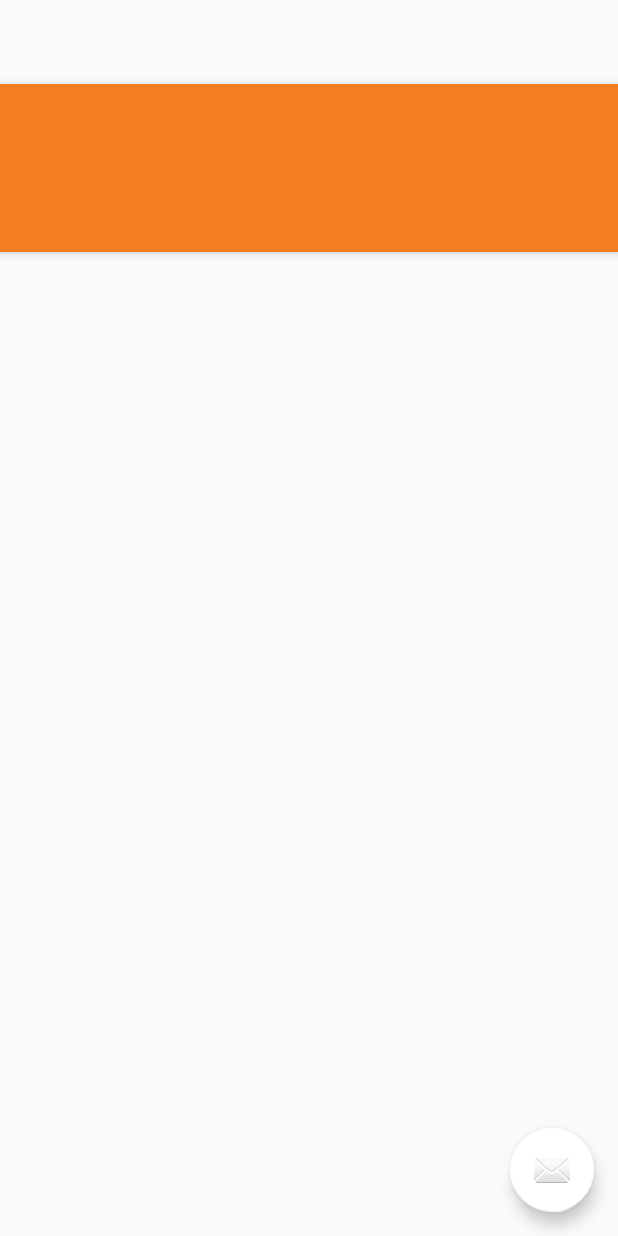
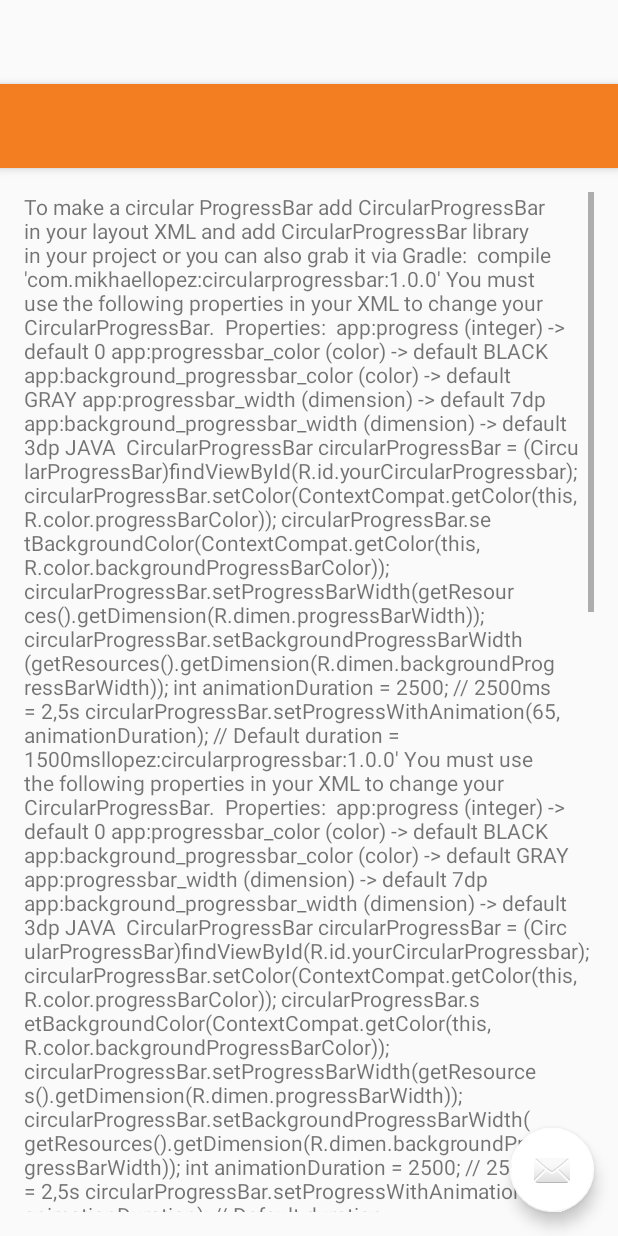
Before and after one commit to MrClan/ntf1, an Android app: the layout activity_dialogtest.xml on its own in the app's theme, with its tools: preview values and no code run, on a phone screen of 412 x 824 dp. Run offline under Robolectric (Android 15) with nearby library versions, the phone set to English and light mode, and no system bars.

Commit message:
Added a test Activity inside a dialog

```diff
--- a/src/main/java/com/apptivators/ntcore/Dashboard.java
+++ b/src/main/java/com/apptivators/ntcore/Dashboard.java
@@ -3,7 +3,6 @@ package com.apptivators.ntcore;
 import android.support.v4.view.ViewPager;
 import android.support.v7.app.AppCompatActivity;
 import android.os.Bundle;
-
 import com.apptivators.ntcore.Utils.U;
 import com.astuetz.PagerSlidingTabStrip;
 
@@ -26,8 +25,5 @@ public class Dashboard extends AppCompatActivity {
         tabsStrip.setShouldExpand(true);
         tabsStrip.setViewPager(viewPager);
         tabsStrip.setShouldExpand(false);
-
-
-
     }
 }
--- a/src/main/java/com/apptivators/ntcore/HomePage.java
+++ b/src/main/java/com/apptivators/ntcore/HomePage.java
@@ -126,8 +126,8 @@ public class HomePage extends AppCompatActivity implements NavigationView.OnNavi
         }
         else if(id== R.id.nav_Dashboard)
         {
-            Intent i = new Intent(getBaseContext(), DashboardTabs.class);
-            startActivity(i);
+            /*Intent i = new Intent(getBaseContext(), DashboardTabs.class);
+            startActivity(i);*/
             proceed = false;
         }else if (id == R.id.nav_login) {
             // Show an alert before logging out
--- a/src/main/java/com/apptivators/ntcore/Utils/SquareImageAdapter.java
+++ b/src/main/java/com/apptivators/ntcore/Utils/SquareImageAdapter.java
@@ -66,7 +66,6 @@ public class SquareImageAdapter extends BaseAdapter {
                     R.drawable.trip_explore,
                     R.drawable.trip_hiking,
                     R.drawable.trip_mountaineering,
-                    R.drawable.trip_romantic,
-                    R.drawable.explore_thumb
+                    R.drawable.trip_romantic
             };
 }
--- /dev/null
+++ b/src/main/java/com/apptivators/ntcore/dialogtest.java
@@ -0,0 +1,31 @@
+package com.apptivators.ntcore;
+
+import android.os.Bundle;
+import android.support.design.widget.FloatingActionButton;
+import android.support.design.widget.Snackbar;
+import android.support.v7.app.AppCompatActivity;
+import android.support.v7.widget.Toolbar;
+import android.view.View;
+
+
+public class dialogtest extends AppCompatActivity {
+
+    @Override
+    protected void onCreate(Bundle savedInstanceState) {
+        super.onCreate(savedInstanceState);
+        setContentView(R.layout.activity_dialogtest);
+        Toolbar toolbar = (Toolbar) findViewById(R.id.toolbar);
+        setSupportActionBar(toolbar);
+
+        FloatingActionButton fab = (FloatingActionButton) findViewById(R.id.fab);
+        fab.setOnClickListener(new View.OnClickListener() {
+            @Override
+            public void onClick(View view) {
+                Snackbar.make(view, "Replace with your own action", Snackbar.LENGTH_LONG)
+                        .setAction("Action", null).show();
+            }
+        });
+
+    }
+
+}
--- a/src/main/res/layout/activity_dashboard_tabs.xml
+++ b/src/main/res/layout/activity_dialogtest.xml
@@ -2,17 +2,14 @@
 <android.support.design.widget.CoordinatorLayout xmlns:android="http://schemas.android.com/apk/res/android"
     xmlns:app="http://schemas.android.com/apk/res-auto"
     xmlns:tools="http://schemas.android.com/tools"
-    android:id="@+id/main_content"
     android:layout_width="match_parent"
     android:layout_height="match_parent"
     android:fitsSystemWindows="true"
-    tools:context="com.apptivators.ntcore.DashboardTabs">
+    tools:context="com.apptivators.ntcore.dialogtest">
 
     <android.support.design.widget.AppBarLayout
-        android:id="@+id/appbar"
         android:layout_width="match_parent"
         android:layout_height="wrap_content"
-        android:paddingTop="@dimen/appbar_padding_top"
         android:theme="@style/AppTheme.AppBarOverlay">
 
         <android.support.v7.widget.Toolbar
@@ -20,29 +17,17 @@
             android:layout_width="match_parent"
             android:layout_height="?attr/actionBarSize"
             android:background="?attr/colorPrimary"
-            app:layout_scrollFlags="scroll|enterAlways"
-            app:popupTheme="@style/AppTheme.PopupOverlay">
-
-        </android.support.v7.widget.Toolbar>
-
-        <android.support.design.widget.TabLayout
-            android:id="@+id/tabs"
-            android:layout_width="match_parent"
-            android:layout_height="wrap_content" />
+            app:popupTheme="@style/AppTheme.PopupOverlay" />
 
     </android.support.design.widget.AppBarLayout>
 
-    <android.support.v4.view.ViewPager
-        android:id="@+id/container"
-        android:layout_width="match_parent"
-        android:layout_height="match_parent"
-        app:layout_behavior="@string/appbar_scrolling_view_behavior" />
+    <include layout="@layout/content_dialogtest" />
 
     <android.support.design.widget.FloatingActionButton
         android:id="@+id/fab"
         android:layout_width="wrap_content"
         android:layout_height="wrap_content"
-        android:layout_gravity="end|bottom"
+        android:layout_gravity="bottom|end"
         android:layout_margin="@dimen/fab_margin"
         android:src="@android:drawable/ic_dialog_email" />
 
--- /dev/null
+++ b/src/main/res/layout/content_dialogtest.xml
@@ -0,0 +1,126 @@
+<?xml version="1.0" encoding="utf-8"?>
+<RelativeLayout xmlns:android="http://schemas.android.com/apk/res/android"
+    xmlns:app="http://schemas.android.com/apk/res-auto"
+    xmlns:tools="http://schemas.android.com/tools"
+    android:layout_width="match_parent"
+    android:layout_height="match_parent"
+    android:paddingBottom="@dimen/activity_vertical_margin"
+    android:paddingLeft="@dimen/activity_horizontal_margin"
+    android:paddingRight="@dimen/activity_horizontal_margin"
+    android:paddingTop="@dimen/activity_vertical_margin"
+    app:layout_behavior="@string/appbar_scrolling_view_behavior"
+    tools:context="com.apptivators.ntcore.dialogtest"
+    tools:showIn="@layout/activity_dialogtest">
+
+    <ScrollView
+        android:layout_width="match_parent"
+        android:layout_height="wrap_content">
+        <LinearLayout
+            android:layout_width="match_parent"
+            android:layout_height="wrap_content"
+            android:orientation="vertical">
+
+
+        <TextView
+            android:layout_width="match_parent"
+            android:layout_height="wrap_content"
+            android:text="To make a circular ProgressBar add CircularProgressBar in your layout XML and add CircularProgressBar library in your project or you can also grab it via Gradle:
+
+compile 'com.mikhaellopez:circularprogressbar:1.0.0'
+You must use the following properties in your XML to change your CircularProgressBar.
+
+Properties:
+
+app:progress (integer) -> default 0
+app:progressbar_color (color) -> default BLACK
+app:background_progressbar_color (color) -> default GRAY
+app:progressbar_width (dimension) -> default 7dp
+app:background_progressbar_width (dimension) -> default 3dp
+JAVA
+
+CircularProgressBar circularProgressBar = (CircularProgressBar)findViewById(R.id.yourCircularProgressbar);
+circularProgressBar.setColor(ContextCompat.getColor(this, R.color.progressBarColor));
+circularProgressBar.setBackgroundColor(ContextCompat.getColor(this, R.color.backgroundProgressBarColor));
+circularProgressBar.setProgressBarWidth(getResources().getDimension(R.dimen.progressBarWidth));
+circularProgressBar.setBackgroundProgressBarWidth(getResources().getDimension(R.dimen.backgroundProgressBarWidth));
+int animationDuration = 2500; // 2500ms = 2,5s
+circularProgressBar.setProgressWithAnimation(65, animationDuration); // Default duration = 1500msllopez:circularprogressbar:1.0.0'
+You must use the following properties in your XML to change your CircularProgressBar.
+
+Properties:
+
+app:progress (integer) -> default 0
+app:progressbar_color (color) -> default BLACK
+app:background_progressbar_color (color) -> default GRAY
+app:progressbar_width (dimension) -> default 7dp
+app:background_progressbar_width (dimension) -> default 3dp
+JAVA
+
+CircularProgressBar circularProgressBar = (CircularProgressBar)findViewById(R.id.yourCircularProgressbar);
+circularProgressBar.setColor(ContextCompat.getColor(this, R.color.progressBarColor));
+circularProgressBar.setBackgroundColor(ContextCompat.getColor(this, R.color.backgroundProgressBarColor));
+circularProgressBar.setProgressBarWidth(getResources().getDimension(R.dimen.progressBarWidth));
+circularProgressBar.setBackgroundProgressBarWidth(getResources().getDimension(R.dimen.backgroundProgressBarWidth));
+int animationDuration = 2500; // 2500ms = 2,5s
+circularProgressBar.setProgressWithAnimation(65, animationDuration); // Default duration = 1500msllopez:circularprogressbar:1.0.0'
+You must use the following properties in your XML to change your CircularProgressBar.
+
+Properties:
+
+app:progress (integer) -> default 0
+app:progressbar_color (color) -> default BLACK
+app:background_progressbar_color (color) -> default GRAY
+app:progressbar_width (dimension) -> default 7dp
+app:background_progressbar_width (dimension) -> default 3dp
+JAVA
+
+CircularProgressBar circularProgressBar = (CircularProgressBar)findViewById(R.id.yourCircularProgressbar);
+circularProgressBar.setColor(ContextCompat.getColor(this, R.color.progressBarColor));
+circularProgressBar.setBackgroundColor(ContextCompat.getColor(this, R.color.backgroundProgressBarColor));
+circularProgressBar.setProgressBarWidth(getResources().getDimension(R.dimen.progressBarWidth));
+circularProgressBar.setBackgroundProgressBarWidth(getResources().getDimension(R.dimen.backgroundProgressBarWidth));
+int animationDuration = 2500; // 2500ms = 2,5s
+circularProgressBar.setProgressWithAnimation(65, animationDuration); // Default duration = 1500msllopez:circularprogressbar:1.0.0'
+You must use the following properties in your XML to change your CircularProgressBar.
+
+Properties:
+
+app:progress (integer) -> default 0
+app:progressbar_color (color) -> default BLACK
+app:background_progressbar_color (color) -> default GRAY
+app:progressbar_width (dimension) -> default 7dp
+app:background_progressbar_width (dimension) -> default 3dp
+JAVA
+
+CircularProgressBar circularProgressBar = (CircularProgressBar)findViewById(R.id.yourCircularProgressbar);
+circularProgressBar.setColor(ContextCompat.getColor(this, R.color.progressBarColor));
+circularProgressBar.setBackgroundColor(ContextCompat.getColor(this, R.color.backgroundProgressBarColor));
+circularProgressBar.setProgressBarWidth(getResources().getDimension(R.dimen.progressBarWidth));
+circularProgressBar.setBackgroundProgressBarWidth(getResources().getDimension(R.dimen.backgroundProgressBarWidth));
+int animationDuration = 2500; // 2500ms = 2,5s
+circularProgressBar.setProgressWithAnimation(65, animationDuration); // Default duration = 1500msllopez:circularprogressbar:1.0.0'
+You must use the following properties in your XML to change your CircularProgressBar.
+
+Properties:
+
+app:progress (integer) -> default 0
+app:progressbar_color (color) -> default BLACK
+app:background_progressbar_color (color) -> default GRAY
+app:progressbar_width (dimension) -> default 7dp
+app:background_progressbar_width (dimension) -> default 3dp
+JAVA
+
+CircularProgressBar circularProgressBar = (CircularProgressBar)findViewById(R.id.yourCircularProgressbar);
+circularProgressBar.setColor(ContextCompat.getColor(this, R.color.progressBarColor));
+circularProgressBar.setBackgroundColor(ContextCompat.getColor(this, R.color.backgroundProgressBarColor));
+circularProgressBar.setProgressBarWidth(getResources().getDimension(R.dimen.progressBarWidth));
+circularProgressBar.setBackgroundProgressBarWidth(getResources().getDimension(R.dimen.backgroundProgressBarWidth));
+int animationDuration = 2500; // 2500ms = 2,5s
+circularProgressBar.setProgressWithAnimation(65, animationDuration); // Default duration = 1500ms" />
+
+
+
+        </LinearLayout>
+    </ScrollView>
+
+</RelativeLayout>
--- a/src/main/res/values/strings.xml
+++ b/src/main/res/values/strings.xml
@@ -35,4 +35,5 @@
 
     <!-- TODO: Remove or change this placeholder text -->
     <string name="hello_blank_fragment">Hello blank fragment</string>
+    <string name="title_activity_dialogtest">dialogtest</string>
 </resources>
```
Also changed, not shown: src/main/AndroidManifest.xml (+6 -7 lines), src/main/java/com/apptivators/ntcore/DashboardTabs.java (deleted, +0 -168 lines), src/main/java/layout/FragDestination.java (+11 -0 lines), src/main/res/layout/frag_destination.xml (+8 -2 lines), src/main/res/layout/fragment_dashboard_tabs.xml (deleted, +0 -16 lines), src/main/res/layout/fragment_main.xml (deleted, +0 -12 lines).
